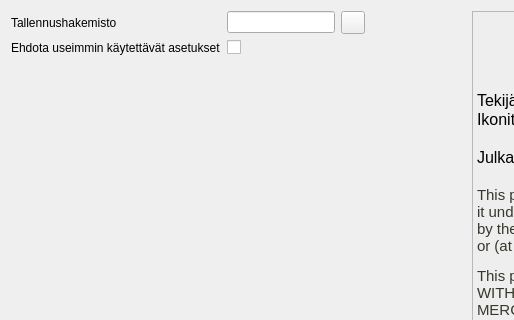
Before: the Qt Designer form settingsform.ui in samuliwritescode/uistelupaivakirja-desktop, drawn with Qt 5; both pictures show x 0 to 514 and y 0 to 320 of the 938 by 891 pixel window.
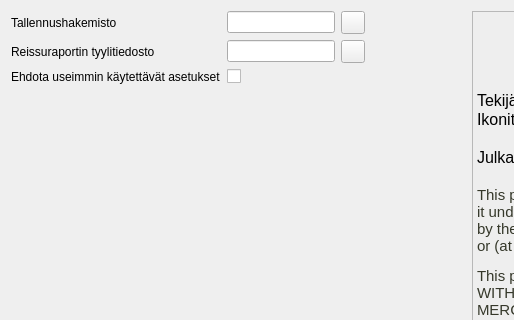
After: the same form once the commit is applied. Icons and pictures are not drawn.

Commit message: -Tyylitiedosto asetuksiin

```diff
--- a/settingsform.ui
+++ b/settingsform.ui
@@ -51,20 +51,49 @@
        </item>
       </layout>
      </item>
-     <item row="1" column="0">
+     <item row="3" column="0">
       <widget class="QLabel" name="label_2">
        <property name="text">
         <string>Ehdota useimmin käytettävät asetukset</string>
        </property>
       </widget>
      </item>
-     <item row="1" column="1">
-      <widget class="QCheckBox" name="checkBox">
+     <item row="3" column="1">
+      <widget class="QCheckBox" name="checkBoxUseSuggestions">
        <property name="text">
         <string/>
        </property>
       </widget>
      </item>
+     <item row="1" column="0">
+      <widget class="QLabel" name="label_3">
+       <property name="text">
+        <string>Reissuraportin tyylitiedosto</string>
+       </property>
+      </widget>
+     </item>
+     <item row="1" column="1">
+      <layout class="QHBoxLayout" name="horizontalLayout_3">
+       <item>
+        <widget class="QLineEdit" name="lineEdit_2">
+         <property name="readOnly">
+          <bool>true</bool>
+         </property>
+        </widget>
+       </item>
+       <item>
+        <widget class="QToolButton" name="openCSSFile">
+         <property name="text">
+          <string/>
+         </property>
+         <property name="icon">
+          <iconset resource="resources.qrc">
+           <normaloff>:/res/folder-open.png</normaloff>:/res/folder-open.png</iconset>
+         </property>
+        </widget>
+       </item>
+      </layout>
+     </item>
     </layout>
    </item>
    <item>
```
Left out of the diff: 2 changed lines with no effect on the pictures. The commit also changes 1 other file.
